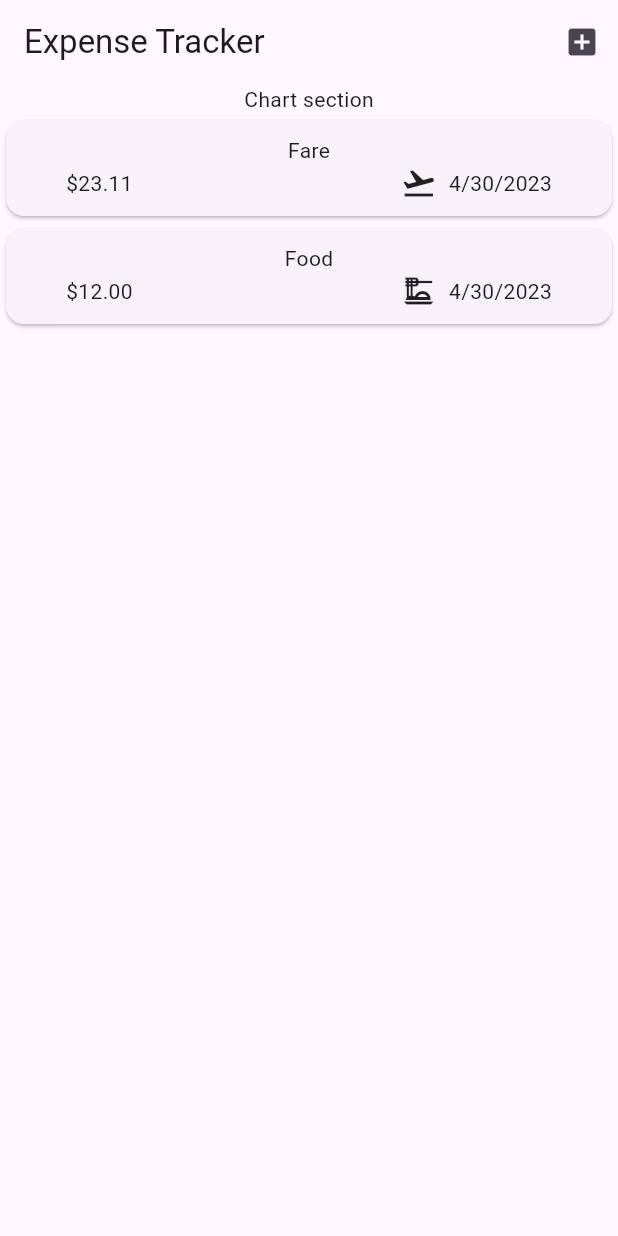
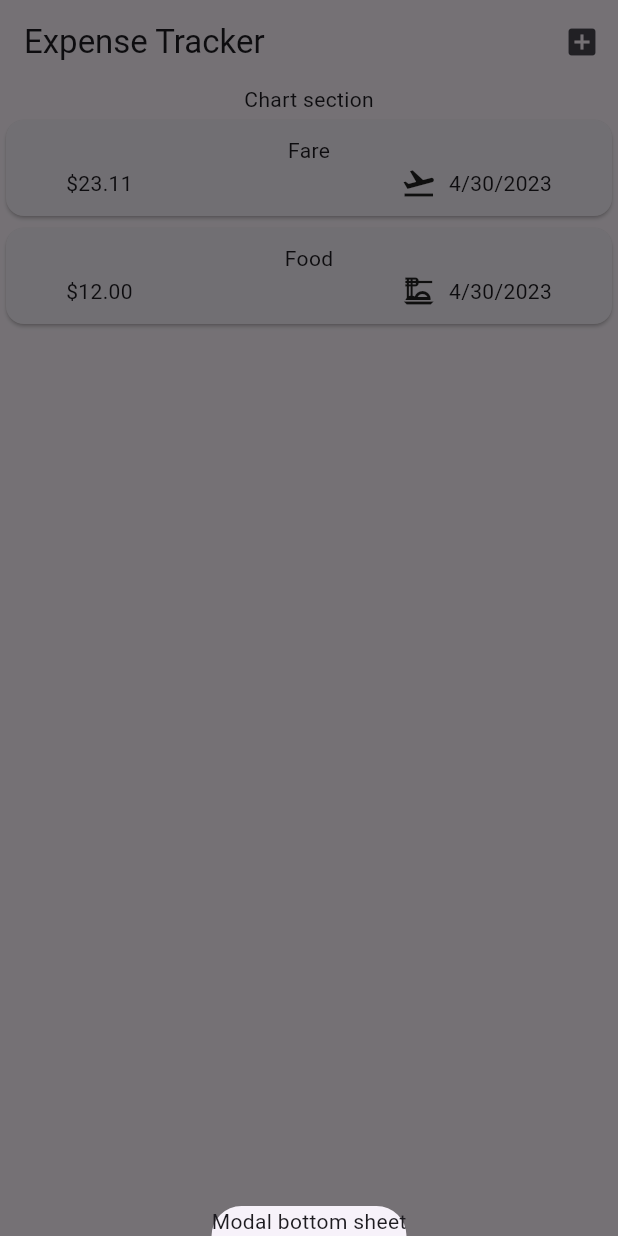
Before and after one commit to alvinwarui29/expenseTrackerFlutter, a Flutter app: the screen it shows after launch, after a tap on the "add box" icon, on a phone screen of 412 x 824 dp. Run offline on Flutter 3.47's test engine with Material 2 defaults, Android fonts, the phone set to English and light mode, and no system bars.

Commit message:
add modal bottom sheet

```diff
--- a/lib/widgets/expenses.dart
+++ b/lib/widgets/expenses.dart
@@ -23,12 +23,21 @@ class _ExpensesState extends State<Expenses> {
         date: DateTime.now(),
         category: Category.Food),
   ];
+
+  void _addExpenseOverlay() {
+    showModalBottomSheet(
+      context: context,
+      builder: (context) => const Text('Modal bottom sheet'),
+    );
+  }
+
   @override
   Widget build(context) {
     return Scaffold(
       appBar: AppBar(
         actions: [
-          IconButton(onPressed: () {}, icon: const Icon(Icons.add_box))
+          IconButton(
+              onPressed: _addExpenseOverlay, icon: const Icon(Icons.add_box))
         ],
         title: const Text('Expense Tracker'),
       ),
```
